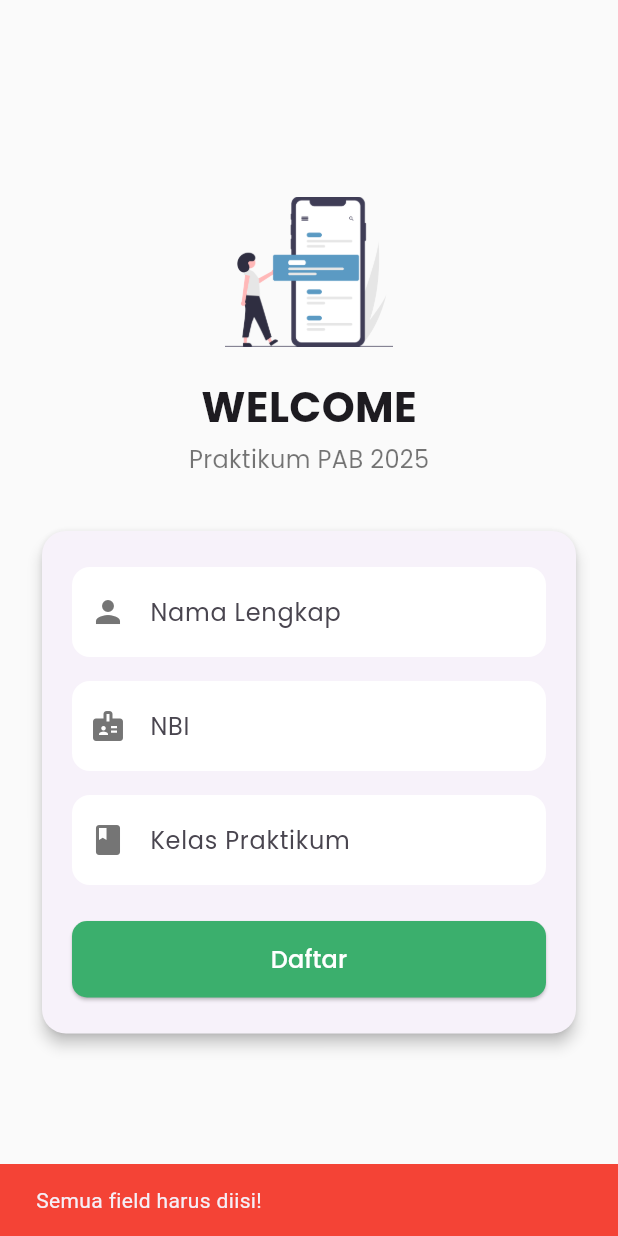
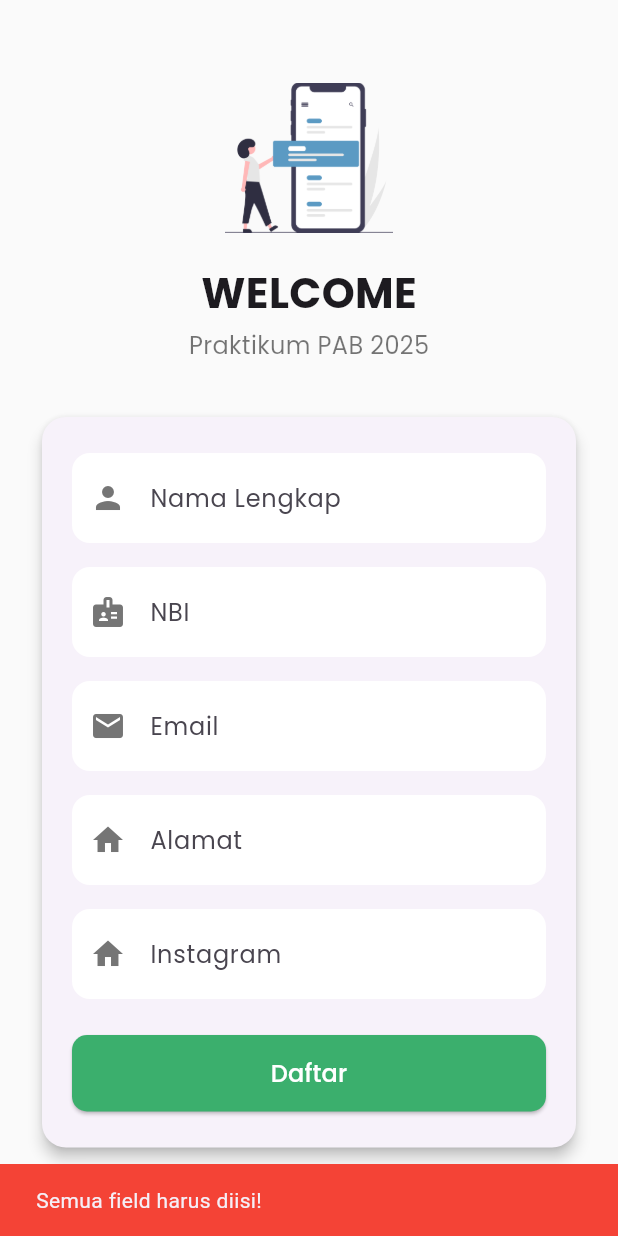
Before and after one commit to vickyardian/project-praktikum-PAB, a Flutter app: the screen it shows after launch, after a tap on "Daftar", on a phone screen of 412 x 824 dp. Run offline on Flutter 3.47's test engine with Material 3 defaults, Android fonts, the phone set to English and light mode, and no system bars; our stand-ins replace google_fonts, shared_preferences.

Commit message:
update minggu 3

```diff
--- a/lib/auth/login_screen.dart
+++ b/lib/auth/login_screen.dart
@@ -13,7 +13,6 @@ class LoginScreen extends StatefulWidget {
 class _LoginScreenState extends State<LoginScreen> {
   String nama = '';
   String nbi = '';
-  String kelas = '';
 
   @override
   void initState() {
@@ -26,7 +25,6 @@ class _LoginScreenState extends State<LoginScreen> {
     setState(() {
       nama = prefs.getString('nama') ?? '';
       nbi = prefs.getString('nbi') ?? '';
-      kelas = prefs.getString('kelas') ?? '';
     });
   }
 
@@ -60,7 +58,10 @@ class _LoginScreenState extends State<LoginScreen> {
                             fontWeight: FontWeight.bold,
                           ),
                         ),
-                        Text(kelas, style: GoogleFonts.poppins(fontSize: 16)),
+                        Text(
+                          'Praktikum PAB 2025',
+                          style: GoogleFonts.poppins(fontSize: 16),
+                        ),
                       ],
                     ),
                   ),
@@ -77,12 +78,10 @@ class _LoginScreenState extends State<LoginScreen> {
                 ),
 
                 const SizedBox(height: 30),
-
                 // Logo
                 Image.asset('assets/images/logo.png', height: 150),
 
                 const SizedBox(height: 20),
-
                 // Tampilkan Nama
                 Text(
                   nama,
@@ -93,7 +92,6 @@ class _LoginScreenState extends State<LoginScreen> {
                 ),
 
                 const SizedBox(height: 100),
-
                 // Tombol Masuk
                 ElevatedButton(
                   onPressed: () {
@@ -124,7 +122,6 @@ class _LoginScreenState extends State<LoginScreen> {
                 ),
 
                 const SizedBox(height: 20),
-
                 // Tombol Keluar
                 TextButton(
                   onPressed: _logout,
--- a/lib/auth/register_screen.dart
+++ b/lib/auth/register_screen.dart
@@ -11,14 +11,22 @@ class RegisterScreen extends StatefulWidget {
 class _RegisterScreenState extends State<RegisterScreen> {
   final TextEditingController namaController = TextEditingController();
   final TextEditingController nbiController = TextEditingController();
-  final TextEditingController kelasController = TextEditingController();
+  final TextEditingController emailController = TextEditingController();
+  final TextEditingController alamatController = TextEditingController();
+  final TextEditingController instagramController = TextEditingController();
 
   Future<void> simpanData() async {
     String nama = namaController.text.trim();
     String nbi = nbiController.text.trim();
-    String kelas = kelasController.text.trim();
+    String email = emailController.text.trim();
+    String alamat = alamatController.text.trim();
+    String instagram = instagramController.text.trim();
 
-    if (nama.isEmpty || nbi.isEmpty || kelas.isEmpty) {
+    if (nama.isEmpty ||
+        nbi.isEmpty ||
+        email.isEmpty ||
+        alamat.isEmpty ||
+        instagram.isEmpty) {
       ScaffoldMessenger.of(context).showSnackBar(
         const SnackBar(
           content: Text('Semua field harus diisi!'),
@@ -31,7 +39,9 @@ class _RegisterScreenState extends State<RegisterScreen> {
     final prefs = await SharedPreferences.getInstance();
     await prefs.setString('nama', nama);
     await prefs.setString('nbi', nbi);
-    await prefs.setString('kelas', kelas);
+    await prefs.setString('email', email);
+    await prefs.setString('alamat', alamat);
+    await prefs.setString('instagram', instagram);
 
     Navigator.pushReplacementNamed(context, '/login');
 
@@ -96,10 +106,23 @@ class _RegisterScreenState extends State<RegisterScreen> {
                       ),
                       const SizedBox(height: 16),
                       inputField(
-                        controller: kelasController,
-                        label: 'Kelas Praktikum',
-                        icon: Icons.class_,
+                        controller: emailController,
+                        label: 'Email',
+                        icon: Icons.email,
                       ),
+                      const SizedBox(height: 16),
+                      inputField(
+                        controller: alamatController,
+                        label: 'Alamat',
+                        icon: Icons.home,
+                      ),
+                      const SizedBox(height: 16),
+                      inputField(
+                        controller: instagramController,
+                        label: 'Instagram',
+                        icon: Icons.home,
+                      ),
+
                       const SizedBox(height: 24),
                       SizedBox(
                         width: double.infinity,
--- a/lib/auth/splash_screen.dart
+++ b/lib/auth/splash_screen.dart
@@ -18,12 +18,9 @@ class _SplashScreenState extends State<SplashScreen> {
 
   void _startSplashTimer() async {
     SharedPreferences prefs = await SharedPreferences.getInstance();
-    bool isRegistered =
-        prefs.containsKey('nama') &&
-        prefs.containsKey('nbi') &&
-        prefs.containsKey('kelas');
+    bool isRegistered = prefs.containsKey('nama') && prefs.containsKey('nbi');
 
-    await Future.delayed(const Duration(seconds: 3)); // splash 3 detik
+    await Future.delayed(const Duration(seconds: 3));
 
     if (isRegistered) {
       Navigator.pushReplacementNamed(context, '/login');
@@ -35,8 +32,38 @@ class _SplashScreenState extends State<SplashScreen> {
   @override
   Widget build(BuildContext context) {
     return Scaffold(
-      backgroundColor: Colors.white,
-      body: Center(child: Image.asset('assets/images/virus.png', width: 150)),
+      backgroundColor: const Color(0xfff0c0a6f),
+      body: Column(
+        mainAxisAlignment: MainAxisAlignment.center,
+        children: [
+          Row(
+            mainAxisAlignment: MainAxisAlignment.spaceEvenly,
+            children: [Image.asset('assets/images/img2.png', width: 150)],
+          ),
+          const SizedBox(height: 30),
+
+          Image.asset('assets/images/img1.png', width: 200),
+
+          const SizedBox(height: 20),
+
+          const Text(
+            'PRAKTIKUM PAB 2025',
+            style: TextStyle(
+              color: Colors.white,
+              fontWeight: FontWeight.bold,
+              fontSize: 18,
+              letterSpacing: 1.2,
+            ),
+          ),
+
+          const SizedBox(height: 30),
+
+          Row(
+            mainAxisAlignment: MainAxisAlignment.spaceEvenly,
+            children: [Image.asset('assets/images/img2.png', width: 150)],
+          ),
+        ],
+      ),
     );
   }
 }
--- a/lib/homepage/profile_screen.dart
+++ b/lib/homepage/profile_screen.dart
@@ -1,6 +1,5 @@
 import 'package:flutter/material.dart';
 import 'package:google_fonts/google_fonts.dart';
-//import '../auth/register_screen.dart';
 import '../auth/login_screen.dart';
 import 'package:shared_preferences/shared_preferences.dart';
 
@@ -14,6 +13,9 @@ class ProfileScreen extends StatefulWidget {
 class _ProfileScreenState extends State<ProfileScreen> {
   String _nama = 'Loading...';
   String _nbi = 'Loading...';
+  String _email = 'Loading...';
+  String _alamat = 'Loading...';
+  String _instagram = 'Loading...';
 
   @override
   void initState() {
@@ -26,6 +28,9 @@ class _ProfileScreenState extends State<ProfileScreen> {
     setState(() {
       _nama = prefs.getString('nama') ?? 'Tidak diketahui';
       _nbi = prefs.getString('nbi') ?? 'Tidak diketahui';
+      _email = prefs.getString('email') ?? 'Tidak diketahui';
+      _alamat = prefs.getString('alamat') ?? 'Tidak diketahui';
+      _instagram = prefs.getString('instagram') ?? 'Tidak diketahui';
     });
   }
 
@@ -104,9 +109,7 @@ class _ProfileScreenState extends State<ProfileScreen> {
                 ),
               ],
             ),
-
             const SizedBox(height: 30),
-
             // Data Profil
             Padding(
               padding: const EdgeInsets.symmetric(horizontal: 20),
@@ -120,34 +123,31 @@ class _ProfileScreenState extends State<ProfileScreen> {
                   const SizedBox(height: 16),
                   _buildProfileCard(
                     icon: Icons.phone,
-                    title: _nbi, // NBI dari SharedPreferences
+                    title: _nbi,
                     iconColor: const Color(0xFF2196F3),
                   ),
                   const SizedBox(height: 16),
                   _buildProfileCard(
                     icon: Icons.email,
-                    title:
-                        'vicky.ardiansyah82798@gmail.com', // Bisa dinamis juga
+                    title: _email,
                     iconColor: const Color(0xFF2196F3),
                   ),
                   const SizedBox(height: 16),
                   _buildProfileCard(
                     icon: Icons.location_on,
-                    title: 'Sidoarjo',
+                    title: _alamat,
                     iconColor: const Color(0xFF2196F3),
                   ),
                   const SizedBox(height: 16),
                   _buildProfileCard(
                     icon: Icons.camera_alt,
-                    title: 'Vickyardian',
+                    title: _instagram,
                     iconColor: const Color(0xFF2196F3),
                   ),
                 ],
               ),
             ),
-
             const SizedBox(height: 40),
-
             // Tombol Logout
             Padding(
               padding: const EdgeInsets.symmetric(horizontal: 20),
```
Also changed, not shown: assets/images/img1.png (added), assets/images/img2.png (added).
